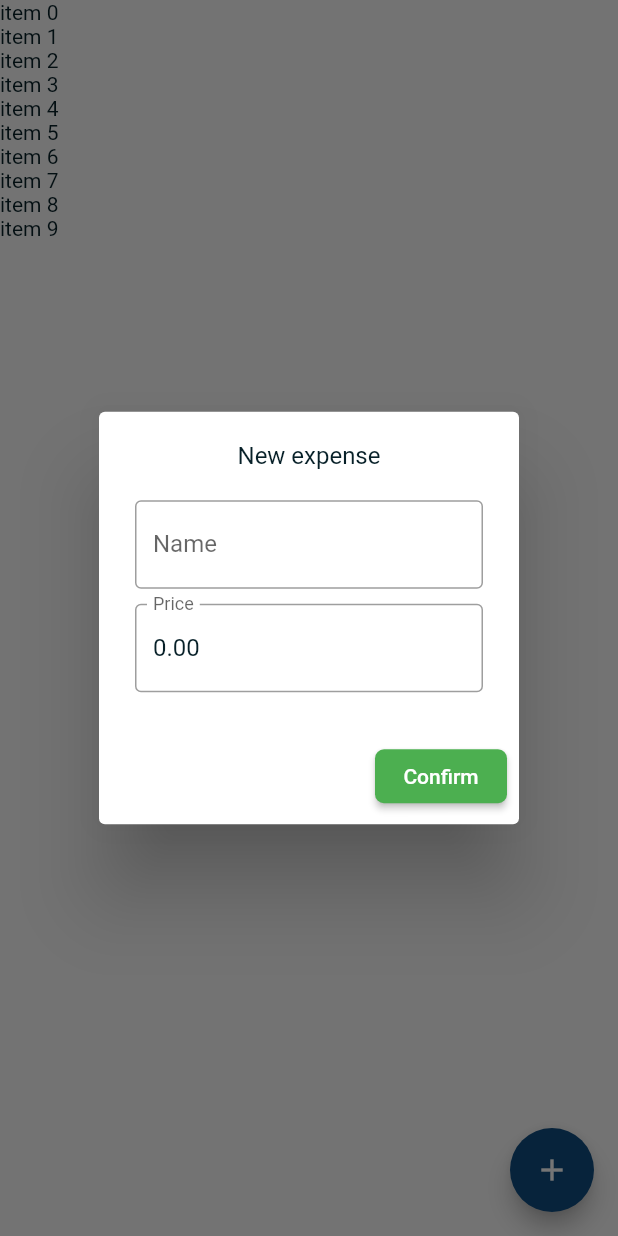
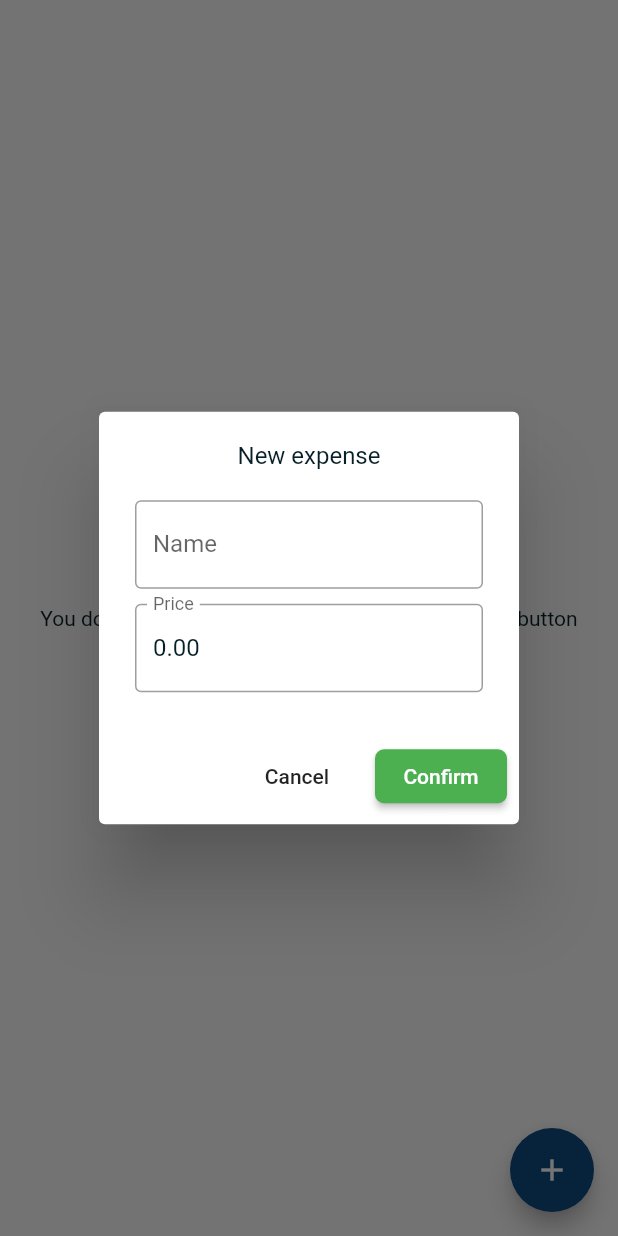
Before and after one commit to joaobartolot/mymoney_app, a Flutter app: the HomePage screen opened directly, after a tap on the "add" icon, on a phone screen of 412 x 824 dp. Run offline on Flutter 3.47's test engine with Material 2 defaults, Android fonts, the phone set to English and light mode, and no system bars; our stand-ins replace cloud_firestore, firebase_auth, firebase_core, flutter_masked_text, google_sign_in; accounts and stored records are empty.

Commit message:
Expense list

```diff
--- a/lib/pages/home.dart
+++ b/lib/pages/home.dart
@@ -1,10 +1,11 @@
+import 'package:firebase_auth/firebase_auth.dart';
 import 'package:flutter/material.dart';
 import 'package:flutter_masked_text/flutter_masked_text.dart';
 import 'package:cloud_firestore/cloud_firestore.dart';
 import 'package:mymoney_app/widgets/expense_form.dart';
 
 class HomePage extends StatelessWidget {
-  final FirebaseFirestore firestore = FirebaseFirestore.instance;
+  final FirebaseFirestore db = FirebaseFirestore.instance;
 
   final GlobalKey<FormState> formKey = new GlobalKey<FormState>();
 
@@ -14,6 +15,8 @@ class HomePage extends StatelessWidget {
     decimalSeparator: '.',
     thousandSeparator: ',',
   );
+
+  final String userUid = FirebaseAuth.instance.currentUser.uid;
 
   @override
   Widget build(BuildContext context) {
@@ -31,6 +34,10 @@ class HomePage extends StatelessWidget {
                 priceController: priceController,
               ),
               actions: [
+                FlatButton(
+                  child: Text('Cancel'),
+                  onPressed: () => Navigator.of(context).pop(),
+                ),
                 RaisedButton(
                   color: Colors.green,
                   shape: RoundedRectangleBorder(
@@ -40,14 +47,11 @@ class HomePage extends StatelessWidget {
                     'Confirm',
                     style: TextStyle(color: Colors.white),
                   ),
-                  onPressed: () {
-                    print(nameController.text);
-                    saveExpense(
-                      name: nameController.text,
-                      value: priceController.numberValue,
-                      date: DateTime.now(),
-                    );
-                  },
+                  onPressed: () => saveExpense(
+                    name: nameController.text,
+                    value: priceController.numberValue,
+                    date: DateTime.now(),
+                  ).then((value) => Navigator.of(context).pop()),
                 )
               ],
             ),
@@ -56,17 +60,35 @@ class HomePage extends StatelessWidget {
       ),
       body: SafeArea(
         child: Center(
-          child: ListView.builder(
-            itemBuilder: (context, i) => Text('item ${i.toString()}'),
-            itemCount: 10,
+          child: StreamBuilder<QuerySnapshot>(
+            stream: db
+                .collection('expense')
+                .where('user_uid', isEqualTo: userUid)
+                .orderBy('date', descending: true)
+                .snapshots(),
+            builder: (context, snapshot) {
+              var data = snapshot.data;
+
+              if (snapshot.hasData && data != null && data.docs.length > 0)
+                return ListView.builder(
+                  itemBuilder: (context, i) => ExpenseItem(
+                    item: data.docs[i],
+                  ),
+                  itemCount: data.docs.length,
+                );
+              return Text(
+                  "You don't have any expense, please click in the add button");
+            },
           ),
         ),
       ),
     );
   }
 
-  void saveExpense({String name, double value, DateTime date}) {
-    firestore.collection('expense').add({
+  Future<DocumentReference> saveExpense(
+      {String name, double value, DateTime date}) {
+    return db.collection('expense').add({
+      'user_uid': userUid,
       'name': name,
       'value': value,
       'date': date,
@@ -74,3 +96,31 @@ class HomePage extends StatelessWidget {
     });
   }
 }
+
+class ExpenseItem extends StatelessWidget {
+  final QueryDocumentSnapshot item;
+  const ExpenseItem({
+    Key key,
+    @required this.item,
+  }) : super(key: key);
+
+  @override
+  Widget build(BuildContext context) {
+    return ListTile(
+      title: Text('${item['name'].toString()}'),
+      subtitle: Text('R\$ ${item['value'].toString()}'),
+      trailing: Container(
+        decoration: BoxDecoration(
+          borderRadius: BorderRadius.circular(10),
+        ),
+        child: InkWell(
+          child: Padding(
+            padding: const EdgeInsets.all(8.0),
+            child: Icon(Icons.delete_outline),
+          ),
+          onTap: () => item.reference.delete(),
+        ),
+      ),
+    );
+  }
+}
```
